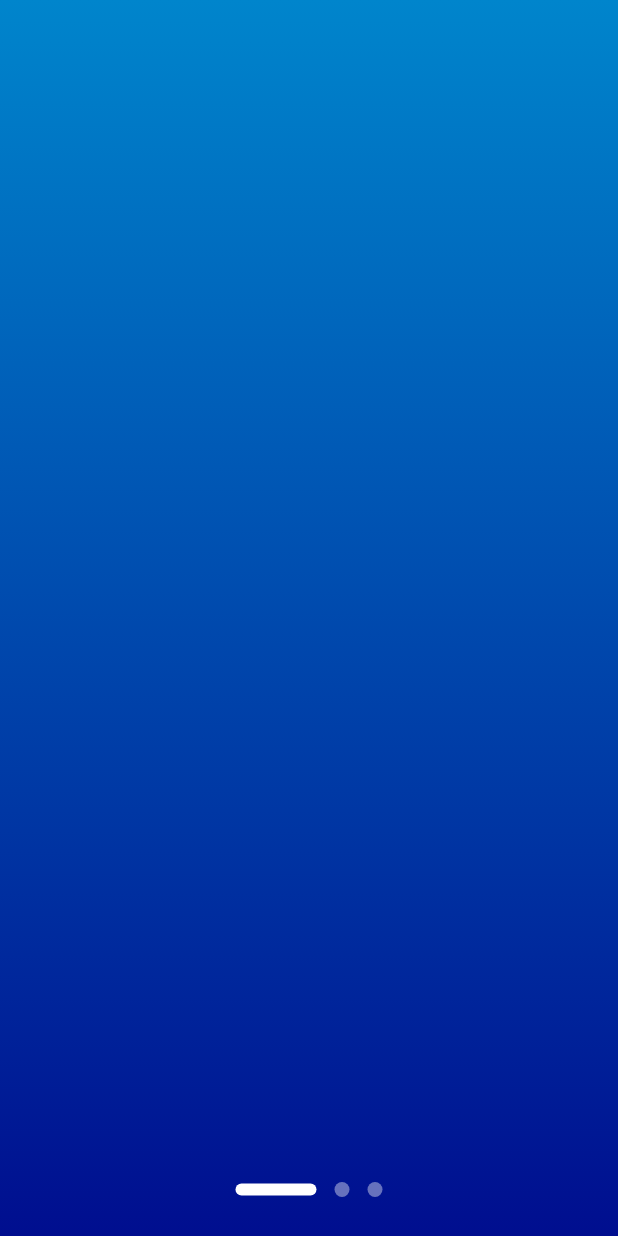
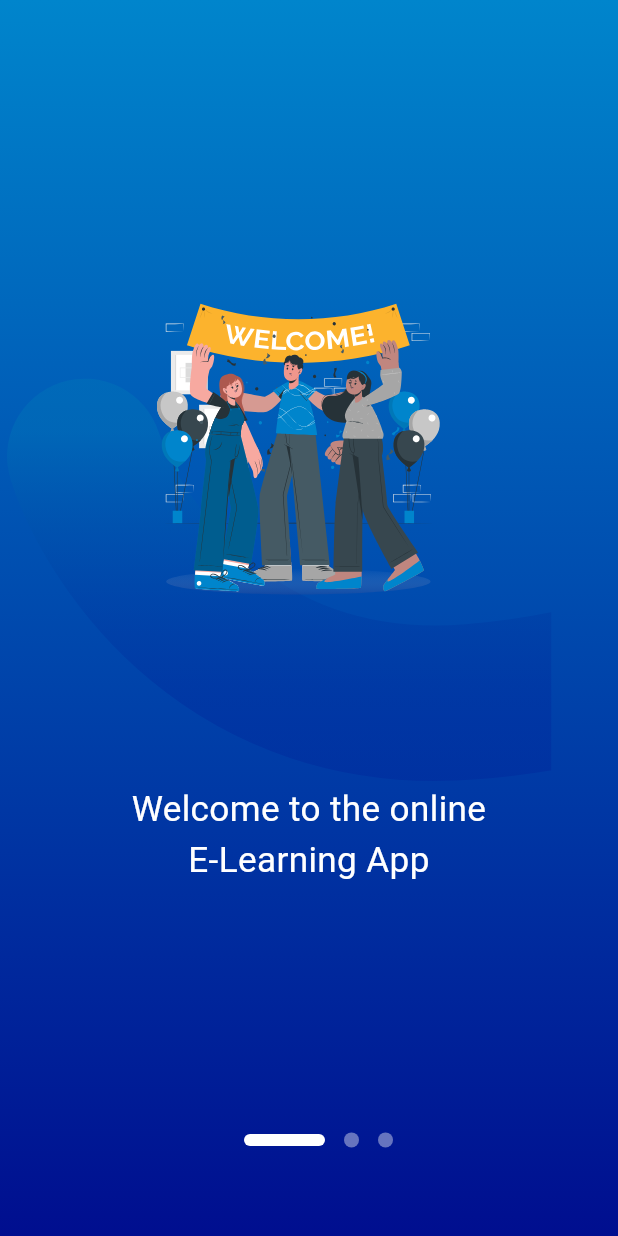
Before and after one commit to samibarsa/quiz, a Flutter app: the screen it shows after launch, on a phone screen of 412 x 824 dp. Run offline on Flutter 3.47's test engine with Material 3 defaults, Android fonts, the phone set to English and light mode, and no system bars; drawn by our look-alikes of introduction_screen; our stand-ins replace flutter_screenutil, flutter_svg; Roboto replaces fonts that are missing (Mochiy_pop_one).

Commit message:
add packcage to make the app responsive and add new font and handle the first onboarding screan

```diff
--- /dev/null
+++ b/lib/core/util/constatnt.dart
@@ -0,0 +1,6 @@
+abstract class AppSize {
+  static double width = 390;
+  static double high = 844;
+}
+
+String mochiy = 'Mochiy_pop_one';
--- a/lib/features/onboarding/presentation/pages/onboarding.dart
+++ b/lib/features/onboarding/presentation/pages/onboarding.dart
@@ -1,7 +1,9 @@
 import 'package:flutter/foundation.dart';
 import 'package:flutter/material.dart';
+import 'package:flutter_screenutil/flutter_screenutil.dart';
 import 'package:flutter_svg/svg.dart';
 import 'package:introduction_screen/introduction_screen.dart';
+import 'package:quiz/core/util/constatnt.dart';
 
 class OnBoardingPage extends StatefulWidget {
   const OnBoardingPage({super.key});
@@ -68,8 +70,27 @@ class OnBoardingPageState extends State<OnBoardingPage> {
       pages: [
         PageViewModel(
           title: "",
-          bodyWidget: Column(
-            children: [],
+          bodyWidget: Stack(
+            children: [
+              SvgPicture.asset(
+                'assets/svgimages/Frame 8.svg',
+                height: AppSize.high.h - 29.h,
+              ),
+              Column(
+                children: [
+                  SizedBox(
+                    height: 505.h,
+                  ),
+                  Center(
+                    child: Text(
+                      "Welcome to the online\nE-Learning App",
+                      textAlign: TextAlign.center,
+                      style: TextStyle(fontSize: 24.sp, color: Colors.white),
+                    ),
+                  ),
+                ],
+              )
+            ],
           ),
           decoration: pageDecoration,
         ),
@@ -102,6 +123,7 @@ class OnBoardingPageState extends State<OnBoardingPage> {
           ? const EdgeInsets.all(12.0)
           : const EdgeInsets.fromLTRB(8.0, 4.0, 8.0, 4.0),
       dotsDecorator: DotsDecorator(
+        spacing: EdgeInsets.only(bottom: 40.h, left: 12.w),
         activeColor: Colors.white,
         size: const Size(10.0, 10.0),
         color: Colors.white.withOpacity(40 / 100),
--- a/lib/features/onboarding/presentation/pages/splashscrean.dart
+++ b/lib/features/onboarding/presentation/pages/splashscrean.dart
@@ -1,9 +1,10 @@
 import 'dart:async';
 
 import 'package:flutter/material.dart';
-import 'package:flutter_svg/svg.dart';
 
 class SplashScreen extends StatelessWidget {
+  const SplashScreen({super.key});
+
   @override
   Widget build(BuildContext context) {
     Timer(const Duration(seconds: 5), () {
@@ -13,8 +14,8 @@ class SplashScreen extends StatelessWidget {
     return MaterialApp(
       debugShowCheckedModeBanner: false,
       home: Scaffold(
-        backgroundColor: Color(0xff011191),
-        body: Container(
+        backgroundColor: const Color(0xff011191),
+        body: SizedBox(
           height: double.infinity,
           width: double.infinity,
           child:
--- a/lib/main.dart
+++ b/lib/main.dart
@@ -1,5 +1,7 @@
 import 'package:flutter/material.dart';
 import 'package:quiz/core/util/approuter.dart';
+import 'package:flutter_screenutil/flutter_screenutil.dart';
+import 'package:quiz/core/util/constatnt.dart';
 
 void main() {
   runApp(Quiz(
@@ -12,9 +14,15 @@ class Quiz extends StatelessWidget {
   final AppRouter appRouter;
   @override
   Widget build(BuildContext context) {
-    return MaterialApp(
-      debugShowCheckedModeBanner: false,
-      onGenerateRoute: appRouter.getRoute,
+    return ScreenUtilInit(
+      designSize: Size(AppSize.width, AppSize.high),
+      minTextAdapt: true,
+      splitScreenMode: true,
+      builder: (context, child) => MaterialApp(
+        theme: ThemeData(fontFamily: mochiy),
+        debugShowCheckedModeBanner: false,
+        onGenerateRoute: appRouter.getRoute,
+      ),
     );
   }
 }
```
Also changed, not shown: pubspec.yaml (+5 -4 lines), assets/svgimages/Frame 8.svg, pubspec.lock, 1 other file.
